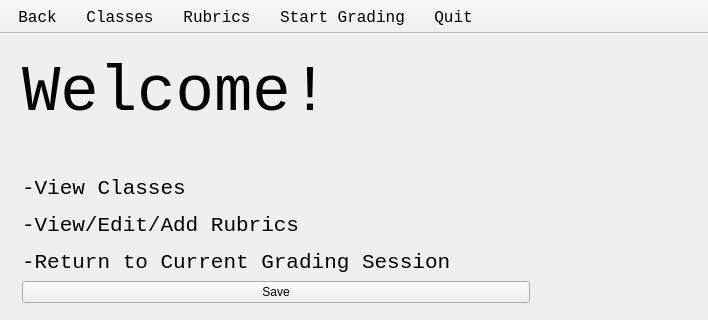
First picture: the form in GAUI/basescreen.ui, repository ezfe/grading-assistant-cs205, before the edit; both pictures show x 0 to 708 and y 0 to 320 of the 708 by 546 pixel window.
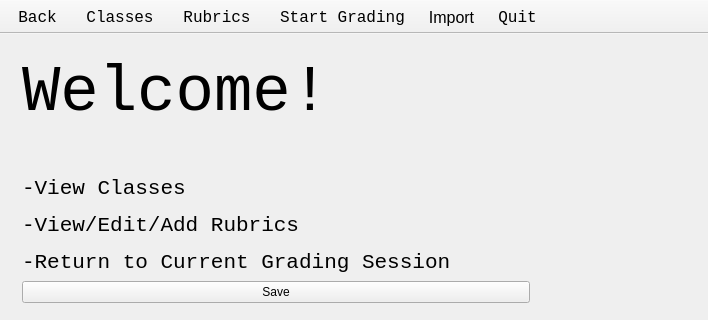
Second picture: the form after the edit. The open tabs and pages were chosen to show the change.

Commit message: Added import button

The edit to the form file:
```diff
--- a/GAUI/basescreen.ui
+++ b/GAUI/basescreen.ui
@@ -636,6 +636,7 @@
    <addaction name="actionClasses"/>
    <addaction name="actionRubrics"/>
    <addaction name="actionCurrent_Session"/>
+   <addaction name="actionImport"/>
    <addaction name="actionQuit"/>
   </widget>
   <widget class="QStatusBar" name="statusBar"/>
@@ -712,6 +713,23 @@
     </font>
    </property>
   </action>
+  <action name="actionImport">
+   <property name="text">
+    <string>Import</string>
+   </property>
+   <property name="toolTip">
+    <string>Import an assignment</string>
+   </property>
+   <property name="font">
+    <font>
+     <family>Lucida Grande</family>
+     <pointsize>12</pointsize>
+    </font>
+   </property>
+   <property name="shortcut">
+    <string>Ctrl+I, Meta+I</string>
+   </property>
+  </action>
  </widget>
  <layoutdefault spacing="6" margin="11"/>
  <resources/>
```
Left out of the diff: 2 changed lines with no effect on the pictures. The commit also changes 2 other files.
